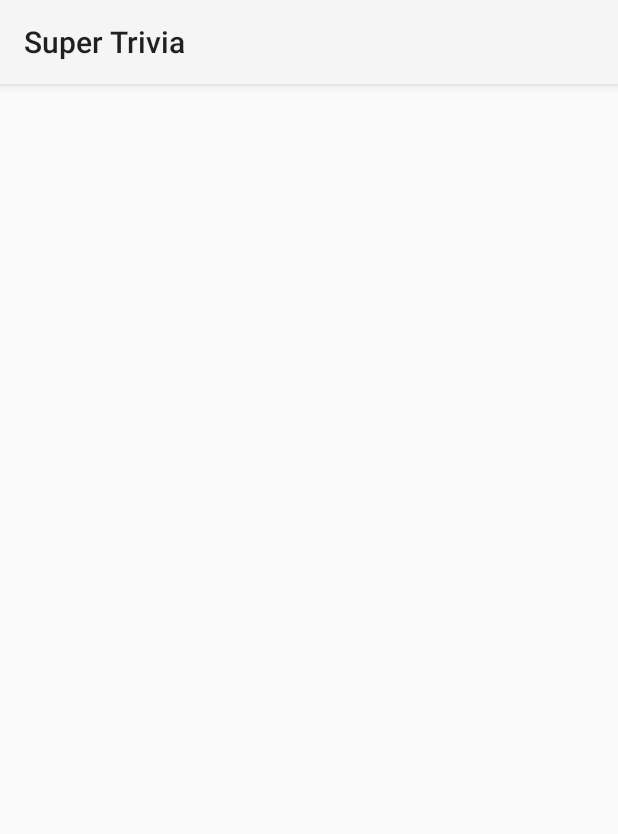
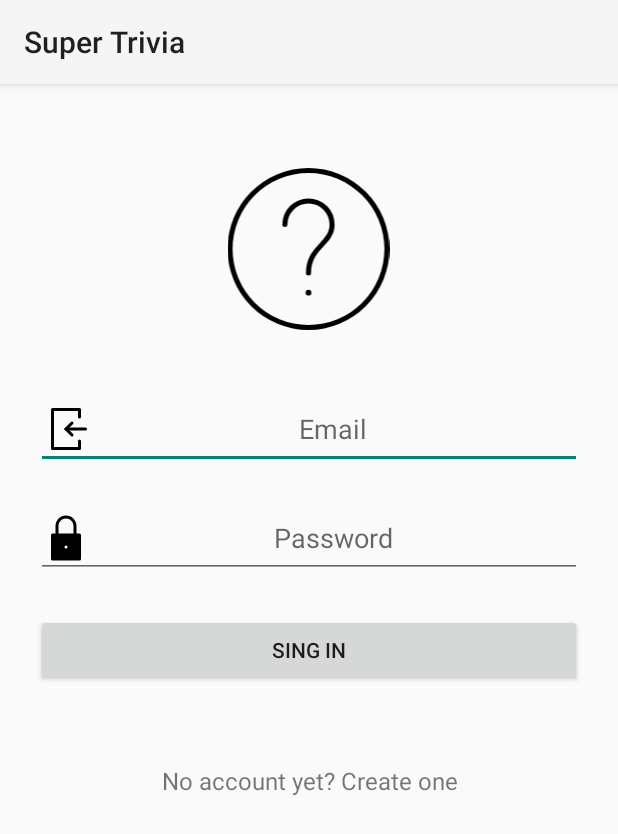
Before and after one commit to efigenioluiz/super_trivia, an Android app: the screen it shows after launch (AcessActivity), on a phone screen of 412 x 824 dp. Shown: the top 834 px of the screen. Run offline under Robolectric (Android 15) with nearby library versions, the phone set to English and light mode, and no system bars.

```diff
--- /dev/null
+++ b/app/src/main/res/drawable/ic_icon.xml
@@ -0,0 +1,15 @@
+<vector xmlns:android="http://schemas.android.com/apk/res/android"
+    android:width="128dp"
+    android:height="128dp"
+    android:viewportWidth="128"
+    android:viewportHeight="128">
+  <path
+      android:fillColor="#FF000000"
+      android:pathData="M64,85a2,2 0,0 1,-2 -2c0,-12 5.79,-18.16 10.9,-23.63 4.17,-4.46 7.76,-8.31 7.76,-14.69a16.66,16.66 0,0 0,-33.32 0,2 2,0 0,1 -4,0 20.66,20.66 0,0 1,41.32 0c0,8 -4.49,12.77 -8.83,17.42C71,67.25 66,72.59 66,83A2,2 0,0 1,64 85Z"/>
+  <path
+      android:fillColor="#FF000000"
+      android:pathData="M64,96.26a2.25,2.25 0,1 0,2.25 2.25A2.25,2.25 0,0 0,64 96.26Z"/>
+  <path
+      android:fillColor="#FF000000"
+      android:pathData="M64,128a64,64 0,1 1,64 -64A64.07,64.07 0,0 1,64 128ZM64,4a60,60 0,1 0,60 60A60.07,60.07 0,0 0,64 4Z"/>
+</vector>
--- /dev/null
+++ b/app/src/main/res/drawable/ic_login.xml
@@ -0,0 +1,44 @@
+<vector xmlns:android="http://schemas.android.com/apk/res/android"
+    android:width="32dp"
+    android:height="32dp"
+    android:viewportWidth="32"
+    android:viewportHeight="32">
+  <path
+      android:pathData="M29,16L16,16"
+      android:strokeLineJoin="round"
+      android:strokeWidth="2"
+      android:fillColor="#00000000"
+      android:strokeColor="#000"
+      android:strokeLineCap="round"/>
+  <path
+      android:fillColor="#FF000000"
+      android:pathData="M24,25v3H8V4H24V7h2V3a1,1 0,0 0,-1 -1H7A1,1 0,0 0,6 3V29a1,1 0,0 0,1 1H25a1,1 0,0 0,1 -1V25Z"/>
+  <path
+      android:pathData="M16,16L20,12"
+      android:strokeLineJoin="round"
+      android:strokeWidth="2"
+      android:fillColor="#00000000"
+      android:strokeColor="#000"
+      android:strokeLineCap="round"/>
+  <path
+      android:pathData="M16,16L20,20"
+      android:strokeLineJoin="round"
+      android:strokeWidth="2"
+      android:fillColor="#00000000"
+      android:strokeColor="#000"
+      android:strokeLineCap="round"/>
+  <path
+      android:pathData="M25,8L25,6"
+      android:strokeLineJoin="round"
+      android:strokeWidth="2"
+      android:fillColor="#00000000"
+      android:strokeColor="#000"
+      android:strokeLineCap="round"/>
+  <path
+      android:pathData="M25,26L25,24"
+      android:strokeLineJoin="round"
+      android:strokeWidth="2"
+      android:fillColor="#00000000"
+      android:strokeColor="#000"
+      android:strokeLineCap="round"/>
+</vector>
--- /dev/null
+++ b/app/src/main/res/drawable/ic_password.xml
@@ -0,0 +1,14 @@
+<vector xmlns:android="http://schemas.android.com/apk/res/android"
+    android:width="32dp"
+    android:height="32dp"
+    android:viewportWidth="8.466666"
+    android:viewportHeight="8.466667">
+  <path
+      android:pathData="M4.23333,0.26458C3.21186,0.26458 2.38125,1.09519 2.38125,2.11667L2.38125,3.43958L1.85208,3.43958A0.26461,0.26461 0,0 0,1.5875 3.70417L1.5875,7.9375A0.26461,0.26461 135,0 0,1.85208 8.20208L6.61458,8.20208A0.26461,0.26461 135,0 0,6.87917 7.9375L6.87917,3.70417A0.26461,0.26461 0,0 0,6.61458 3.43958L6.08542,3.43958L6.08542,2.11667C6.08542,1.09519 5.25481,0.26458 4.23333,0.26458zM4.23333,0.79375C4.97081,0.79375 5.55625,1.37919 5.55625,2.11667L5.55625,3.43958L2.91042,3.43958L2.91042,2.11667C2.91042,1.37919 3.49586,0.79375 4.23333,0.79375zM4.23333,5.5702A0.26458,0.26458 0,0 1,4.49792 5.83479A0.26458,0.26458 0,0 1,4.23333 6.09937A0.26458,0.26458 0,0 1,3.96875 5.83479A0.26458,0.26458 0,0 1,4.23333 5.5702z"
+      android:strokeLineJoin="round"
+      android:strokeWidth="1.99999988"
+      android:fillColor="#000000"
+      android:strokeColor="#00000000"
+      android:fillType="nonZero"
+      android:strokeLineCap="round"/>
+</vector>
--- a/app/src/main/res/layout/activity_acess.xml
+++ b/app/src/main/res/layout/activity_acess.xml
@@ -1,9 +1,44 @@
 <?xml version="1.0" encoding="utf-8"?>
-<androidx.constraintlayout.widget.ConstraintLayout xmlns:android="http://schemas.android.com/apk/res/android"
+<ScrollView xmlns:android="http://schemas.android.com/apk/res/android"
     xmlns:app="http://schemas.android.com/apk/res-auto"
     xmlns:tools="http://schemas.android.com/tools"
-    android:layout_width="match_parent"
-    android:layout_height="match_parent"
-    tools:context=".AcessActivity">
+    android:layout_width="fill_parent"
+    android:layout_height="fill_parent"
+    android:fitsSystemWindows="true">
+<!--    android:background="@color/colorPrimaryDark"-->
 
-</androidx.constraintlayout.widget.ConstraintLayout>
+
+    <LinearLayout
+        android:layout_width="match_parent"
+        android:layout_height="wrap_content"
+        android:orientation="vertical"
+        android:paddingLeft="24dp"
+        android:paddingTop="56dp"
+        android:paddingRight="24dp">
+
+        <ImageView
+            android:layout_width="339dp"
+            android:layout_height="108dp"
+            android:layout_gravity="center_horizontal"
+            android:layout_marginBottom="24dp"
+            android:src="@drawable/ic_icon"/>
+<!--            android:src="@drawable/ic_icon" />-->
+
+        <FrameLayout
+            android:id="@+id/fragContainerAcess"
+            android:layout_width="match_parent"
+            android:layout_height="519dp">
+
+            <fragment
+                android:id="@+id/navHostAcessFragment"
+                android:name="androidx.navigation.fragment.NavHostFragment"
+                android:layout_width="match_parent"
+                android:layout_height="match_parent"
+                app:defaultNavHost="true"
+                app:navGraph="@navigation/navigation_graph_acess"/>
+
+        </FrameLayout>
+
+
+    </LinearLayout>
+</ScrollView>
--- a/app/src/main/res/layout/fragment_login.xml
+++ b/app/src/main/res/layout/fragment_login.xml
@@ -1,14 +1,66 @@
 <?xml version="1.0" encoding="utf-8"?>
-<FrameLayout xmlns:android="http://schemas.android.com/apk/res/android"
+<androidx.constraintlayout.widget.ConstraintLayout xmlns:android="http://schemas.android.com/apk/res/android"
+    xmlns:app="http://schemas.android.com/apk/res-auto"
     xmlns:tools="http://schemas.android.com/tools"
+    android:id="@+id/frameLayout"
     android:layout_width="match_parent"
     android:layout_height="match_parent"
     tools:context=".fragments.LoginFragment">
 
-    <!-- TODO: Update blank fragment layout -->
+
+    <EditText
+        android:id="@+id/txtUsername"
+        android:layout_width="0dp"
+        android:layout_height="wrap_content"
+        android:layout_marginTop="16dp"
+        android:drawableLeft="@drawable/ic_login"
+        android:ems="10"
+        android:gravity="center"
+        android:hint="@string/email"
+        android:inputType="textPersonName"
+        app:layout_constraintEnd_toEndOf="parent"
+        app:layout_constraintHorizontal_bias="0.0"
+        app:layout_constraintStart_toStartOf="parent"
+        app:layout_constraintTop_toTopOf="parent" />
+
+    <EditText
+        android:id="@+id/txtPassword"
+        android:layout_width="0dp"
+        android:layout_height="wrap_content"
+        android:layout_marginTop="20dp"
+        android:drawableLeft="@drawable/ic_password"
+        android:ems="10"
+        android:gravity="center"
+        android:hint="@string/password"
+        android:inputType="textPassword"
+        app:layout_constraintEnd_toEndOf="parent"
+        app:layout_constraintStart_toStartOf="parent"
+        app:layout_constraintTop_toBottomOf="@+id/txtUsername" />
+
+    <Button
+        android:id="@+id/btSingIn"
+        android:layout_width="0dp"
+        android:layout_height="wrap_content"
+        android:layout_marginTop="24dp"
+        android:text="@string/singin"
+        app:layout_constraintEnd_toEndOf="parent"
+        app:layout_constraintStart_toStartOf="parent"
+        app:layout_constraintTop_toBottomOf="@+id/txtPassword" />
+<!--    android:background="@color/colorAccent"-->
+
+
     <TextView
-        android:layout_width="match_parent"
-        android:layout_height="match_parent"
-        android:text="@string/hello_blank_fragment" />
+        android:id="@+id/singup"
+        android:layout_width="0dp"
+        android:layout_height="wrap_content"
+        android:layout_marginTop="28dp"
+        android:gravity="center"
+        android:paddingTop="24dp"
+        android:text="@string/singup_msg"
+        android:textSize="16dip"
+        app:layout_constraintEnd_toEndOf="parent"
+        app:layout_constraintHorizontal_bias="0.0"
+        app:layout_constraintStart_toStartOf="parent"
+        app:layout_constraintTop_toBottomOf="@+id/btSingIn" />
 
-</FrameLayout>
+</androidx.constraintlayout.widget.ConstraintLayout>
--- a/app/src/main/res/navigation/navigation_graph_acess.xml
+++ b/app/src/main/res/navigation/navigation_graph_acess.xml
@@ -1,5 +1,22 @@
 <?xml version="1.0" encoding="utf-8"?>
 <navigation xmlns:android="http://schemas.android.com/apk/res/android"
-    xmlns:app="http://schemas.android.com/apk/res-auto" android:id="@+id/navigation_graph_acess">
+    xmlns:app="http://schemas.android.com/apk/res-auto"
+    xmlns:tools="http://schemas.android.com/tools"
+    android:id="@+id/navigation_graph_acess"
+    app:startDestination="@id/loginFragment">
 
+    <fragment
+        android:id="@+id/loginFragment"
+        android:name="com.ifpr.supertrivia.fragments.LoginFragment"
+        android:label="fragment_login"
+        tools:layout="@layout/fragment_login" >
+        <action
+            android:id="@+id/navigateToRegister"
+            app:destination="@id/registerFragment" />
+    </fragment>
+    <fragment
+        android:id="@+id/registerFragment"
+        android:name="com.ifpr.supertrivia.fragments.RegisterFragment"
+        android:label="fragment_register"
+        tools:layout="@layout/fragment_register" />
 </navigation>
--- a/app/src/main/res/values/strings.xml
+++ b/app/src/main/res/values/strings.xml
@@ -8,4 +8,8 @@
     <string name="hello_world">Hello Square World!</string>
     <!-- TODO: Remove or change this placeholder text -->
     <string name="hello_blank_fragment">Hello blank fragment</string>
+    <string name="email">Email</string>
+    <string name="password">Password</string>
+    <string name="singin">Sing In</string>
+    <string name="singup_msg">No account yet? Create one</string>
 </resources>
```
